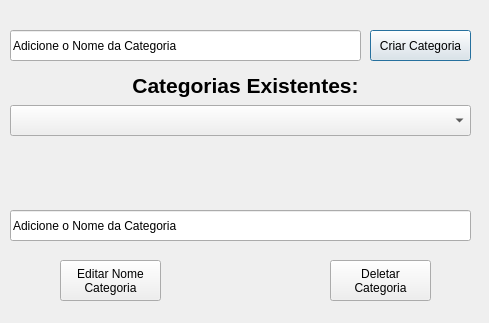
This is planejamentos.ui in MateusVergennes/myWallet as Qt 5 draws it before an edit. The edited form follows.
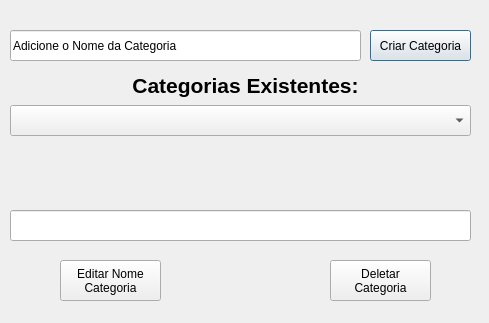
This is the edited form.

Commit message: somethings to start the screen of  planning

Diff of the .ui file:
```diff
--- a/planejamentos.ui
+++ b/planejamentos.ui
@@ -72,7 +72,7 @@
     </rect>
    </property>
    <property name="text">
-    <string>Adicione o Nome da Categoria</string>
+    <string/>
    </property>
   </widget>
   <widget class="QPushButton" name="pb_editCat">
```
The commit also changes 4 other files.
